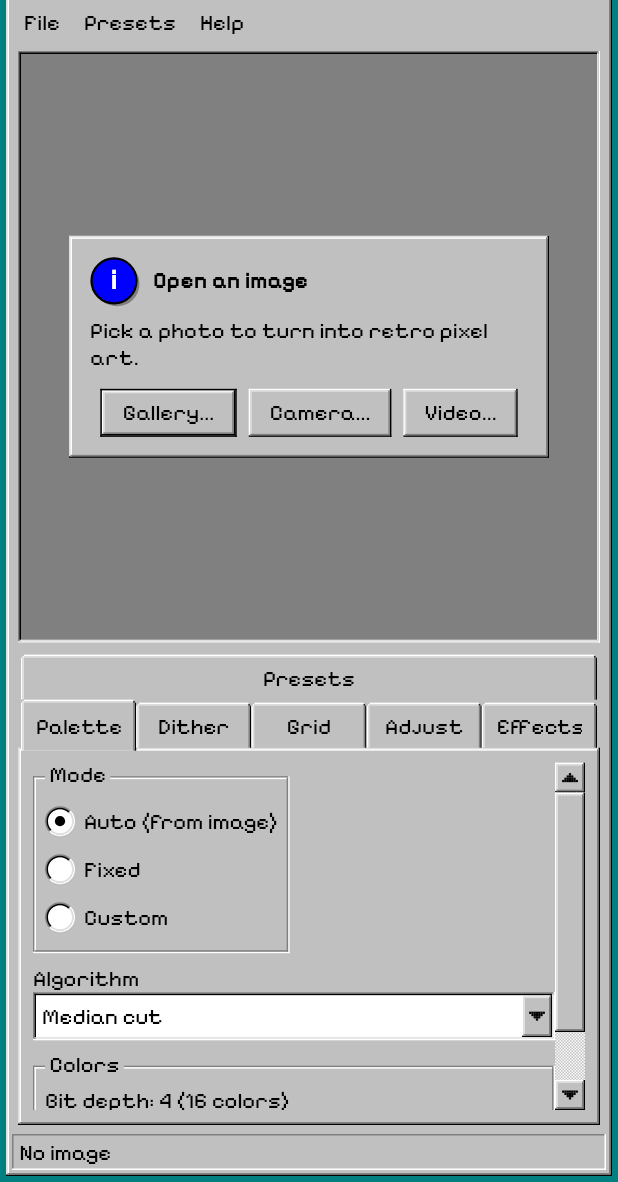
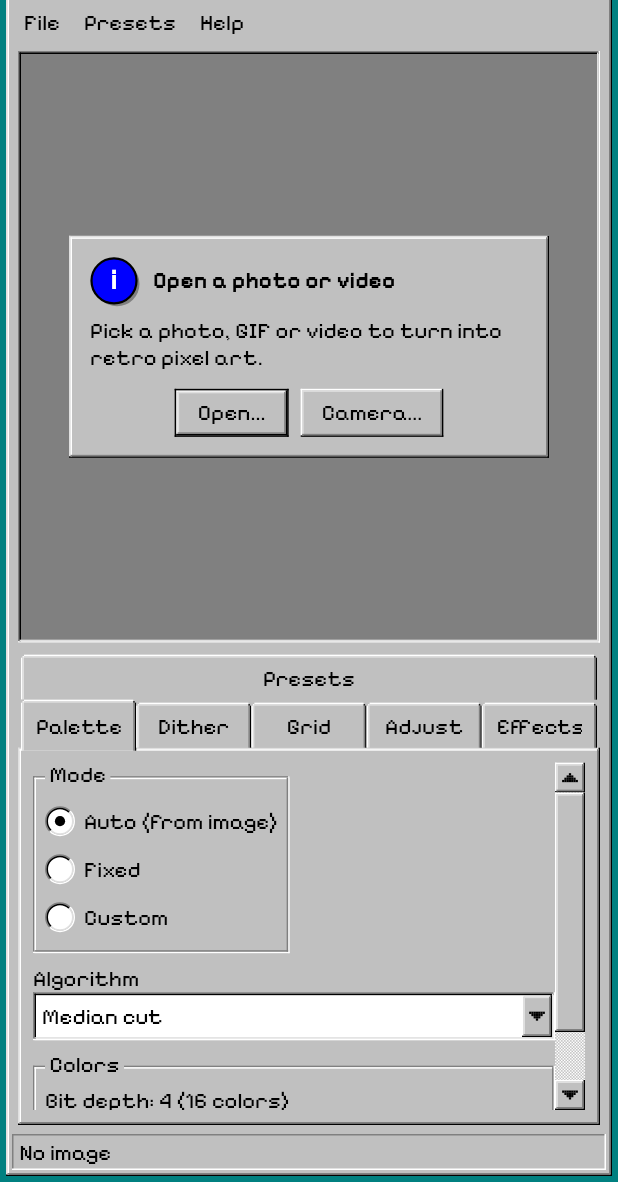
Before and after one commit to allmonty/bitmapper-app, a Flutter app: the screen it shows after launch, after a tap on "File", after a tap on "Open...", on a phone screen of 412 x 824 dp, the part 54-1236 px from its top. Run offline on Flutter 3.47's test engine with Material 3 defaults, Android fonts, the phone set to English and light mode, and no system bars; our stand-ins replace image_picker, shared_preferences; missing offline and left inert: flutter_file_dialog.

Commit message:
Unify opening media: Open... for everything, Camera... for photo or video
- Open... picks photos, GIFs and videos with one library picker
  (pickMedia). Videos are recognized by MIME type or extension, and files
  that fail to decode as images are tried as videos.
- Camera... asks "Photo / Video / Cancel" and opens the camera in that
  mode. "Take photo..." and "Open video..." are gone.
- One MediaRequest-based load path, so the truncated-GIF and unsupported-
  audio warnings apply however the media was opened.
- The "Close image" menu item is now "Close". The empty state and strings
  are updated (en and pt).
- iOS: add NSMicrophoneUsageDescription for recording video with sound.

Co-Authored-By: Claude Opus 5 <noreply@anthropic.com>

```diff
--- a/lib/l10n/app_en.arb
+++ b/lib/l10n/app_en.arb
@@ -12,16 +12,15 @@
   "untitled": "(untitled)",
   "menuFile": "File",
   "menuOpen": "Open...",
-  "menuCamera": "Take photo...",
+  "menuCamera": "Camera...",
   "menuSave": "Save as...",
-  "menuClose": "Close image",
+  "menuClose": "Close",
   "menuPresets": "Presets",
   "menuSavePreset": "Save current...",
   "menuHelp": "Help",
   "menuAbout": "About Bitmapper...",
-  "emptyTitle": "Open an image",
-  "emptyBody": "Pick a photo to turn into retro pixel art.",
-  "emptyGallery": "Gallery...",
+  "emptyTitle": "Open a photo or video",
+  "emptyBody": "Pick a photo, GIF or video to turn into retro pixel art.",
   "emptyCamera": "Camera...",
   "holdToCompare": "Hold to compare",
   "tabPalette": "Palette",
@@ -188,7 +187,7 @@
   "savingTitle": "Saving",
   "savingBody": "Rendering the full-size image...",
   "errorTitle": "Bitmapper",
-  "errorLoad": "Couldn't open that image.",
+  "errorLoad": "Couldn't open that file.",
   "errorSave": "Couldn't save the image.",
   "errorFilter": "Couldn't apply the filter.",
   "aboutTitle": "About Bitmapper",
@@ -286,8 +285,6 @@
       }
     }
   },
-  "menuOpenVideo": "Open video...",
-  "emptyVideo": "Video...",
   "exportFormat": "Save as",
   "formatMp4": "MP4 video (with sound)",
   "formatGif": "Animated GIF (no sound)",
@@ -303,7 +300,6 @@
       }
     }
   },
-  "errorVideo": "Couldn't open that video.",
   "exportVideoTitle": "Saving video",
   "statusSampling": "Sampling frames...",
   "audioUnsupported": "This video's sound uses a format that can't be copied into an MP4, so saved videos will be silent. The picture is not affected.",
@@ -315,5 +311,10 @@
         "type": "String"
       }
     }
-  }
+  },
+  "emptyOpen": "Open...",
+  "cameraTitle": "Camera",
+  "cameraPrompt": "Take a photo or record a video?",
+  "cameraPhoto": "Photo",
+  "cameraVideo": "Video"
 }
--- a/lib/models/media_model.dart
+++ b/lib/models/media_model.dart
@@ -81,34 +81,24 @@ class MediaModel extends ChangeNotifier {
   /// Identifies the loaded sequence (for the preview's palette cache).
   Object? get document => _animation?.frames ?? _videoToken;
 
-  /// Pick and decode a photo or GIF. Returns false if the user cancelled;
-  /// errors propagate so the UI can report them, leaving the current media
-  /// intact.
-  Future<bool> load(ImageOrigin origin) => _loadWith(() async {
-    final loaded = await _loader.load(origin);
-    if (loaded == null) return false;
-    switch (loaded) {
-      case LoadedImage(:final name, :final image):
-        setImage(name, image);
-      case LoadedAnimation(:final name, :final bytes, :final animation):
-        setAnimation(name, bytes, animation);
-    }
-    return true;
-  });
-
-  /// Pick a video and open it for preview.
-  Future<bool> loadVideo() => _loadWith(() async {
-    final picked = await _loader.pickVideo();
-    if (picked == null) return false;
-    await openVideo(picked.name, picked.path);
-    return true;
-  });
-
-  Future<bool> _loadWith(Future<bool> Function() body) async {
+  /// Pick a photo, GIF or video (from the library or the camera) and show
+  /// it. Returns false if the user cancelled; errors propagate so the UI can
+  /// report them, leaving the current media intact.
+  Future<bool> load(MediaRequest request) async {
     _loading = true;
     notifyListeners();
     try {
-      return await body();
+      final loaded = await _loader.load(request);
+      if (loaded == null) return false;
+      switch (loaded) {
+        case LoadedImage(:final name, :final image):
+          setImage(name, image);
+        case LoadedAnimation(:final name, :final bytes, :final animation):
+          setAnimation(name, bytes, animation);
+        case LoadedVideo(:final name, :final path):
+          await openVideo(name, path);
+      }
+      return true;
     } finally {
       _loading = false;
       notifyListeners();
--- a/lib/screens/home_screen.dart
+++ b/lib/screens/home_screen.dart
@@ -107,22 +107,34 @@ class _HomeScreenState extends State<HomeScreen> {
     };
   }
 
-  Future<void> _open(ImageOrigin origin) async {
+  /// Open media from the library or the camera, then report anything the
+  /// user should know about it (a truncated GIF, video sound that can't be
+  /// kept).
+  Future<void> _open(MediaRequest request) async {
     final l10n = AppLocalizations.of(context);
     try {
-      await _media.load(origin);
+      if (!await _media.load(request) || !mounted) return;
       final animation = _media.animation;
-      if (animation != null && animation.truncated && mounted) {
+      final video = _media.videoInfo;
+      final String? warning;
+      if (animation != null && animation.truncated) {
+        warning = l10n.animationTruncated(animation.frameCount);
+      } else if (video != null && video.hasAudio && !video.audioCompatible) {
+        warning = l10n.audioUnsupported;
+      } else {
+        warning = null;
+      }
+      if (warning != null) {
         await showWin98MessageBox(
           context: context,
           title: l10n.errorTitle,
-          message: l10n.animationTruncated(animation.frameCount),
+          message: warning,
           icon: Win98MessageIconType.warning,
           buttons: [l10n.ok],
         );
       }
     } catch (e) {
-      debugPrint('Image load failed: $e');
+      debugPrint('Open failed: $e');
       if (!mounted) return;
       await showWin98MessageBox(
         context: context,
@@ -134,30 +146,21 @@ class _HomeScreenState extends State<HomeScreen> {
     }
   }
 
-  Future<void> _openVideo() async {
+  /// Ask whether to take a photo or record a video, then open the camera.
+  Future<void> _openCamera() async {
     final l10n = AppLocalizations.of(context);
-    try {
-      final loaded = await _media.loadVideo();
-      final info = _media.videoInfo;
-      if (loaded && info != null && info.hasAudio && !info.audioCompatible && mounted) {
-        await showWin98MessageBox(
-          context: context,
-          title: l10n.errorTitle,
-          message: l10n.audioUnsupported,
-          icon: Win98MessageIconType.warning,
-          buttons: [l10n.ok],
-        );
-      }
-    } catch (e) {
-      debugPrint('Video load failed: $e');
-      if (!mounted) return;
-      await showWin98MessageBox(
-        context: context,
-        title: l10n.errorTitle,
-        message: l10n.errorVideo,
-        icon: Win98MessageIconType.error,
-        buttons: [l10n.ok],
-      );
+    final choice = await showWin98MessageBox(
+      context: context,
+      title: l10n.cameraTitle,
+      message: l10n.cameraPrompt,
+      icon: Win98MessageIconType.question,
+      buttons: [l10n.cameraPhoto, l10n.cameraVideo, l10n.cancel],
+    );
+    switch (choice) {
+      case 0:
+        await _open(MediaRequest.cameraPhoto);
+      case 1:
+        await _open(MediaRequest.cameraVideo);
     }
   }
 
@@ -383,9 +386,8 @@ class _HomeScreenState extends State<HomeScreen> {
         Win98Menu(
           label: l10n.menuFile,
           items: [
-            Win98MenuItem(label: l10n.menuOpen, onSelected: () => _open(ImageOrigin.gallery)),
-            Win98MenuItem(label: l10n.menuCamera, onSelected: () => _open(ImageOrigin.camera)),
-            Win98MenuItem(label: l10n.menuOpenVideo, onSelected: _openVideo),
+            Win98MenuItem(label: l10n.menuOpen, onSelected: () => _open(MediaRequest.library)),
+            Win98MenuItem(label: l10n.menuCamera, onSelected: _openCamera),
             Win98MenuItem(label: l10n.menuSave, onSelected: hasImage && !_saving ? _save : null),
             const Win98MenuDivider(),
             Win98MenuItem(label: l10n.menuClose, onSelected: hasImage ? _media.clear : null),
@@ -466,11 +468,7 @@ class _HomeScreenState extends State<HomeScreen> {
         Win98Tab(label: l10n.tabPresets, builder: (_) => const PresetsTab()),
       ],
     );
-    final preview = PreviewPane(
-      onGallery: () => _open(ImageOrigin.gallery),
-      onCamera: () => _open(ImageOrigin.camera),
-      onVideo: _openVideo,
-    );
+    final preview = PreviewPane(onOpen: () => _open(MediaRequest.library), onCamera: _openCamera);
 
     return Win98Desktop(
       child: SafeArea(
--- a/lib/services/image_loader.dart
+++ b/lib/services/image_loader.dart
@@ -7,9 +7,19 @@ import 'package:image_picker/image_picker.dart';
 import 'gif_io.dart';
 import 'image_codec.dart';
 
-enum ImageOrigin { gallery, camera }
+/// Where new media comes from.
+enum MediaRequest {
+  /// A photo, GIF or video from the library (one picker for all of them).
+  library,
 
-/// A picked file, decoded.
+  /// Take a photo with the camera.
+  cameraPhoto,
+
+  /// Record a video with the camera.
+  cameraVideo,
+}
+
+/// A picked file, ready to show.
 sealed class LoadedMedia {
   const LoadedMedia({required this.name});
   final String name;
@@ -29,46 +39,73 @@ class LoadedAnimation extends LoadedMedia {
   final DecodedAnimation animation;
 }
 
-/// A video picked from the library (not decoded; it is read on demand).
-class PickedVideo {
-  const PickedVideo({required this.name, required this.path});
-  final String name;
+/// A video file. Not decoded here: it's read on demand, frame by frame.
+class LoadedVideo extends LoadedMedia {
+  const LoadedVideo({required super.name, required this.path});
   final String path;
 }
 
-/// Picks and decodes a photo or GIF, or picks a video. Returns `null` when
-/// the user cancels.
+/// Picks media and decodes images. Returns `null` when the user cancels.
 abstract class ImageLoader {
-  Future<LoadedMedia?> load(ImageOrigin origin);
-  Future<PickedVideo?> pickVideo();
+  Future<LoadedMedia?> load(MediaRequest request);
 }
 
-/// Picks with `image_picker` and decodes with the platform codec.
+/// Picks with `image_picker` and decodes images with the platform codec.
 class PickerImageLoader implements ImageLoader {
   PickerImageLoader({ImagePicker? picker}) : _picker = picker ?? ImagePicker();
 
   final ImagePicker _picker;
 
   @override
-  Future<LoadedMedia?> load(ImageOrigin origin) async {
+  Future<LoadedMedia?> load(MediaRequest request) async {
     // No maxWidth/maxHeight: resizing in the picker would flatten animated
     // GIFs. Stills are capped while decoding instead.
-    final file = await _picker.pickImage(
-      source: origin == ImageOrigin.camera ? ImageSource.camera : ImageSource.gallery,
-      requestFullMetadata: false,
-    );
+    final XFile? file = switch (request) {
+      MediaRequest.library => await _picker.pickMedia(requestFullMetadata: false),
+      MediaRequest.cameraPhoto => await _picker.pickImage(
+        source: ImageSource.camera,
+        requestFullMetadata: false,
+      ),
+      MediaRequest.cameraVideo => await _picker.pickVideo(source: ImageSource.camera),
+    };
     if (file == null) return null;
-    return decodeMedia(file.name, await file.readAsBytes());
-  }
-
-  @override
-  Future<PickedVideo?> pickVideo() async {
-    final file = await _picker.pickVideo(source: ImageSource.gallery);
-    return file == null ? null : PickedVideo(name: file.name, path: file.path);
+    if (request == MediaRequest.cameraVideo || isVideoFile(file.name, file.mimeType)) {
+      return LoadedVideo(name: file.name, path: file.path);
+    }
+    try {
+      return await decodeMedia(file.name, await file.readAsBytes());
+    } catch (_) {
+      // Not an image the platform can decode; maybe a video with an unusual
+      // extension. If it isn't, opening it as a video reports the error.
+      return LoadedVideo(name: file.name, path: file.path);
+    }
   }
 }
 
-/// Decode picked bytes: a GIF with more than one frame becomes an
+const _videoExtensions = {
+  'mp4',
+  'm4v',
+  'mov',
+  'qt',
+  '3gp',
+  '3g2',
+  'mkv',
+  'webm',
+  'avi',
+  'mpg',
+  'mpeg',
+  'ts',
+  'mts',
+};
+
+/// Whether a picked file is a video, by MIME type or file extension.
+bool isVideoFile(String name, [String? mimeType]) {
+  if (mimeType != null && mimeType.startsWith('video/')) return true;
+  final dot = name.lastIndexOf('.');
+  return dot >= 0 && _videoExtensions.contains(name.substring(dot + 1).toLowerCase());
+}
+
+/// Decode picked image bytes: a GIF with more than one frame becomes an
 /// animation, anything else a still (capped at [kMaxSourceDimension]).
 Future<LoadedMedia> decodeMedia(String name, Uint8List bytes) async {
   if (isGif(bytes)) {
--- a/lib/widgets/empty_state.dart
+++ b/lib/widgets/empty_state.dart
@@ -4,18 +4,12 @@ import 'package:win98_ui/win98_ui.dart';
 import '../l10n/generated/app_localizations.dart';
 
 /// Shown in the preview area before an image is loaded: a little
-/// dialog-style panel with Gallery / Camera buttons.
+/// dialog-style panel with Open / Camera buttons.
 class EmptyState extends StatelessWidget {
-  const EmptyState({
-    super.key,
-    required this.onGallery,
-    required this.onCamera,
-    required this.onVideo,
-  });
+  const EmptyState({super.key, required this.onOpen, required this.onCamera});
 
-  final VoidCallback onGallery;
+  final VoidCallback onOpen;
   final VoidCallback onCamera;
-  final VoidCallback onVideo;
 
   @override
   Widget build(BuildContext context) {
@@ -47,13 +41,8 @@ class EmptyState extends StatelessWidget {
                   runSpacing: 8,
                   alignment: WrapAlignment.center,
                   children: [
-                    Win98Button(
-                      isDefault: true,
-                      onPressed: onGallery,
-                      child: Text(l10n.emptyGallery),
-                    ),
+                    Win98Button(isDefault: true, onPressed: onOpen, child: Text(l10n.emptyOpen)),
                     Win98Button(onPressed: onCamera, child: Text(l10n.emptyCamera)),
-                    Win98Button(onPressed: onVideo, child: Text(l10n.emptyVideo)),
                   ],
                 ),
               ],
--- a/lib/widgets/preview_pane.dart
+++ b/lib/widgets/preview_pane.dart
@@ -12,16 +12,10 @@ import 'rgb_image_view.dart';
 /// The sunken canvas: filtered preview with pinch-zoom, and hold-to-compare
 /// against the original.
 class PreviewPane extends StatefulWidget {
-  const PreviewPane({
-    super.key,
-    required this.onGallery,
-    required this.onCamera,
-    required this.onVideo,
-  });
+  const PreviewPane({super.key, required this.onOpen, required this.onCamera});
 
-  final VoidCallback onGallery;
+  final VoidCallback onOpen;
   final VoidCallback onCamera;
-  final VoidCallback onVideo;
 
   @override
   State<PreviewPane> createState() => _PreviewPaneState();
@@ -46,11 +40,7 @@ class _PreviewPaneState extends State<PreviewPane> {
     if (preview == null) {
       content = image.loading
           ? const Center(child: SizedBox(width: 200, child: Win98ProgressBar()))
-          : EmptyState(
-              onGallery: widget.onGallery,
-              onCamera: widget.onCamera,
-              onVideo: widget.onVideo,
-            );
+          : EmptyState(onOpen: widget.onOpen, onCamera: widget.onCamera);
     } else {
       final output = filter.result?.output;
       final showOriginal = _showOriginal || output == null;
```
Also changed, not shown: lib/l10n/app_pt.arb (+11 -10 lines), lib/l10n/generated/app_localizations.dart, lib/l10n/generated/app_localizations_en.dart, lib/l10n/generated/app_localizations_pt.dart, 8 other files.
